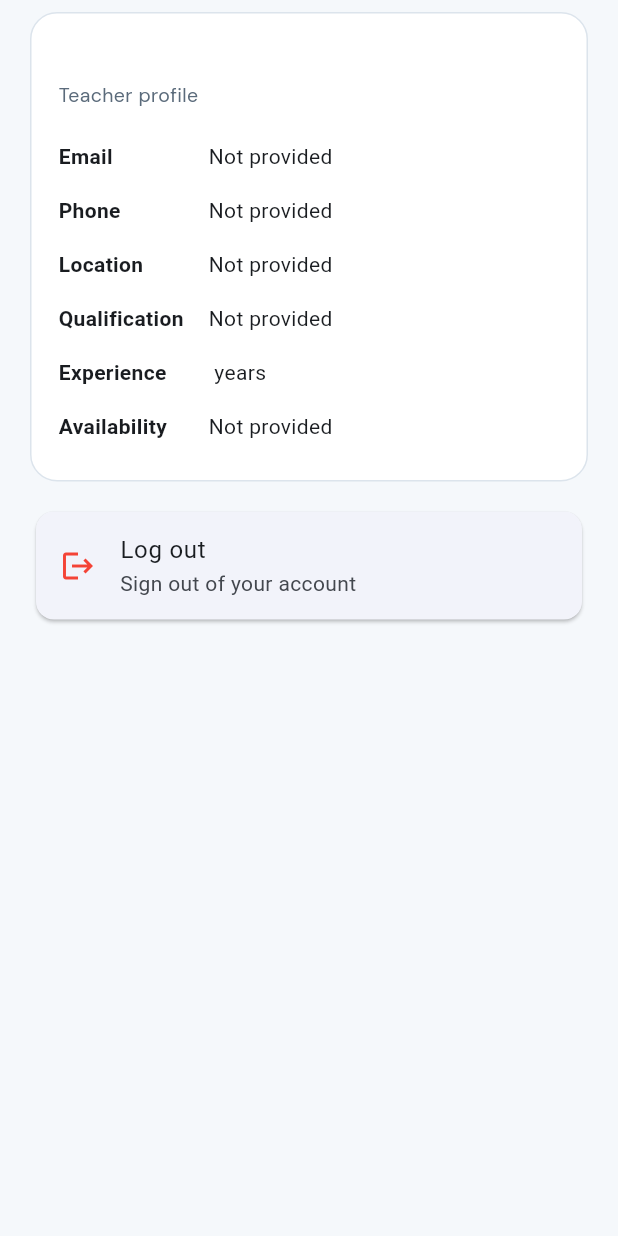
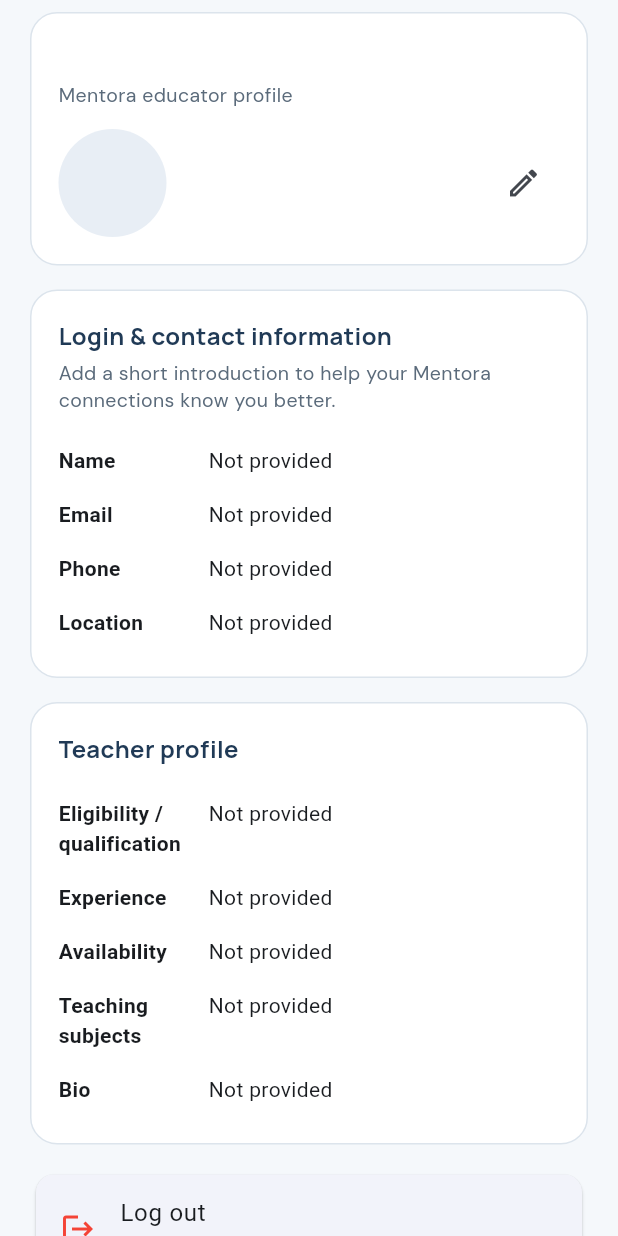
Before and after one commit to samriddhipahadi-ai/AI39-C--Mentora-, a Flutter app: the TeacherProfilePage widget shown alone on an empty page, opened directly, on a phone screen of 412 x 824 dp. Run offline on Flutter 3.47's test engine with Material 3 defaults, Android fonts, the phone set to English and light mode, and no system bars; our stand-ins replace google_fonts; accounts and stored records are empty.

Commit message:
updated teacher profile page

```diff
--- a/lib/views/profile/teacher_profile_page.dart
+++ b/lib/views/profile/teacher_profile_page.dart
@@ -1,51 +1,95 @@
-
 import 'package:flutter/material.dart';
-
 import '../../services/profile_store.dart';
 import '../widgets/account_session_card.dart';
 import '../widgets/info_tile.dart';
+import '../widgets/profile_header_card.dart';
 import '../widgets/section_card.dart';
+import 'teacher_edit_form.dart';
 
-class TeacherProfilePage extends StatelessWidget {
+/// Teacher profile page with view and edit modes.
+class TeacherProfilePage extends StatefulWidget {
   const TeacherProfilePage({super.key});
 
   @override
+  State<TeacherProfilePage> createState() => _TeacherProfilePageState();
+}
+
+class _TeacherProfilePageState extends State<TeacherProfilePage> {
+  bool _editing = false;
+
+  @override
   Widget build(BuildContext context) {
+    // Rebuilds by itself whenever the profile changes in ProfileStore.
     return ListenableBuilder(
       listenable: ProfileStore.instance,
       builder: (context, _) {
         final profile = ProfileStore.instance.current;
 
-        if (profile == null) {
-          return const SizedBox.shrink();
-        }
+        if (profile == null) return const SizedBox.shrink();
+
+        final experience = profile.experienceYears.trim().isEmpty
+            ? ''
+            : '${profile.experienceYears.trim()} years';
 
         return ListView(
           padding: const EdgeInsets.fromLTRB(20, 8, 20, 24),
           children: [
+            ProfileHeaderCard(
+              profile: profile,
+              subtitle: 'Mentora educator profile',
+              editing: _editing,
+              onToggleEdit: () => setState(() => _editing = !_editing),
+            ),
+
+            if (_editing)
+              TeacherEditForm(
+                profile: profile,
+                onDone: () => setState(() => _editing = false),
+              )
+            else ...[
               SectionCard(
-              title: profile.name,
-              subtitle: 'Teacher profile',
+                title: 'Login & contact information',
+                subtitle:
+                'Add a short introduction to help your Mentora connections know you better.',
                 child: Column(
                   children: [
+                    InfoTile(label: 'Name', value: profile.name),
                     InfoTile(label: 'Email', value: profile.email),
                     InfoTile(label: 'Phone', value: profile.phone),
                     InfoTile(label: 'Location', value: profile.location),
+                  ],
+                ),
+              ),
+
+              SectionCard(
+                title: 'Teacher profile',
+                child: Column(
+                  children: [
                     InfoTile(
-                    label: 'Qualification',
+                      label: 'Eligibility / qualification',
                       value: profile.qualification,
                     ),
                     InfoTile(
                       label: 'Experience',
-                    value: '${profile.experienceYears} years',
+                      value: experience,
                     ),
                     InfoTile(
                       label: 'Availability',
                       value: profile.availability,
                     ),
+                    InfoTile(
+                      label: 'Teaching subjects',
+                      value: profile.subjects.join(', '),
+                    ),
+                    InfoTile(
+                      label: 'Bio',
+                      value: profile.about,
+                    ),
                   ],
                 ),
               ),
+            ],
+
             const AccountSessionCard(),
           ],
         );
```
Lines whose indentation alone changed are shown as unchanged.
